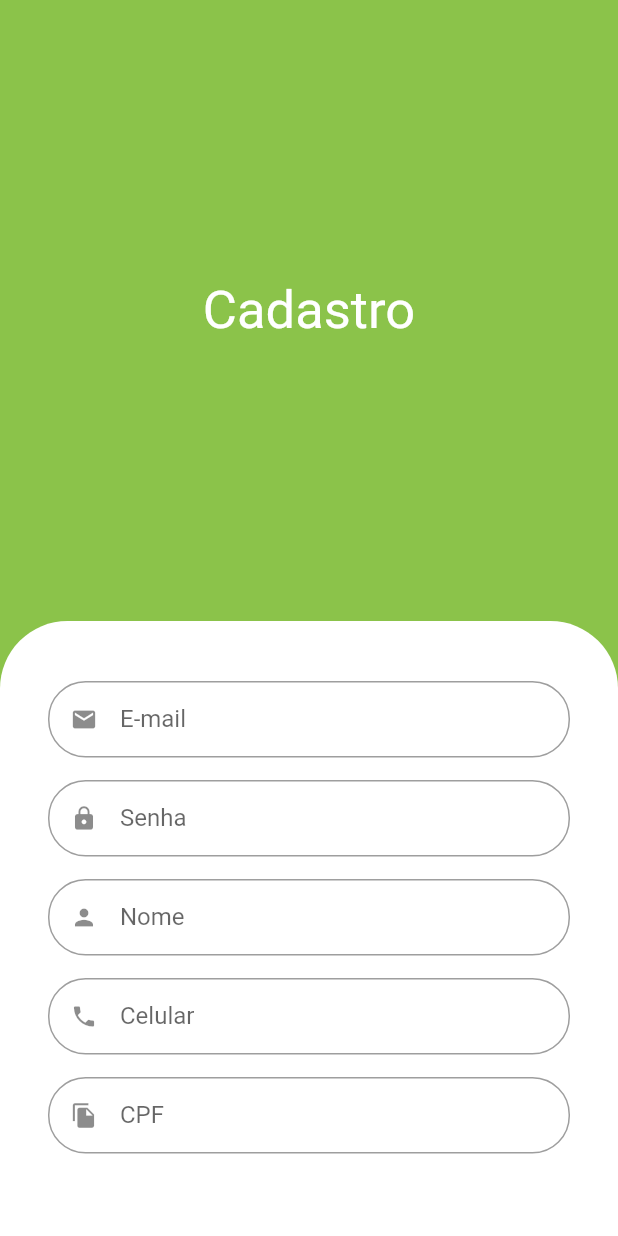
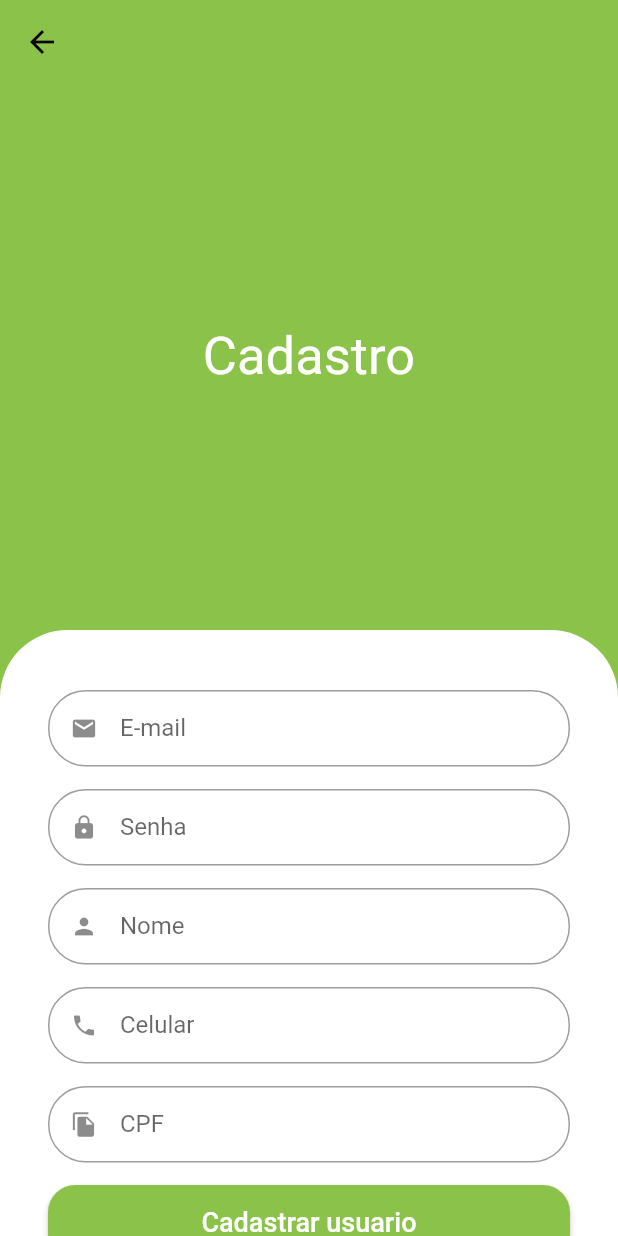
Before and after one commit to marinoricardo/greengrocer, a Flutter app: the SignUpScreen screen opened directly, on a phone screen of 412 x 824 dp. Run offline on Flutter 3.47's test engine with Material 2 defaults, Android fonts, the phone set to English and light mode, and no system bars; our stand-ins replace animated_text_kit.

Commit message:
signupscreen done

```diff
--- a/lib/src/auth/sign_up_screen.dart
+++ b/lib/src/auth/sign_up_screen.dart
@@ -1,4 +1,4 @@
-// ignore_for_file: prefer_const_constructors, prefer_const_literals_to_create_immutables
+// ignore_for_file: prefer_const_constructors, prefer_const_literals_to_create_immutables, sort_child_properties_last
 
 import 'package:flutter/material.dart';
 import 'package:greengrocer/src/components/custom_text_field.dart';
@@ -9,9 +9,16 @@ class SignUpScreen extends StatelessWidget {
 
   @override
   Widget build(BuildContext context) {
+    final size = MediaQuery.of(context).size;
     return Scaffold(
       backgroundColor: CustomColors.customSwatchColor,
-      body: Column(
+      appBar: AppBar(
+        elevation: 0,
+      ),
+      body: SingleChildScrollView(
+        child: SizedBox(
+          height: size.height,
+          child: Column(
             children: [
               Expanded(
                 child: Center(
@@ -41,11 +48,31 @@ class SignUpScreen extends StatelessWidget {
                     CustomTextField(label: 'Nome', icon: Icons.person),
                     CustomTextField(label: 'Celular', icon: Icons.phone),
                     CustomTextField(label: 'CPF', icon: Icons.file_copy),
+                    SizedBox(
+                      height: 50,
+                      width: double.infinity,
+                      child: ElevatedButton(
+                        onPressed: () {},
+                        child: Text(
+                          'Cadastrar usuario',
+                          style: TextStyle(
+                            fontSize: 18,
+                            color: Colors.white,
+                          ),
+                        ),
+                        style: ElevatedButton.styleFrom(
+                          shape: RoundedRectangleBorder(
+                              borderRadius: BorderRadius.circular(18)),
+                        ),
+                      ),
+                    ),
                   ],
                 ),
               )
             ],
           ),
+        ),
+      ),
     );
   }
 }
```
Lines whose indentation alone changed are shown as unchanged.
